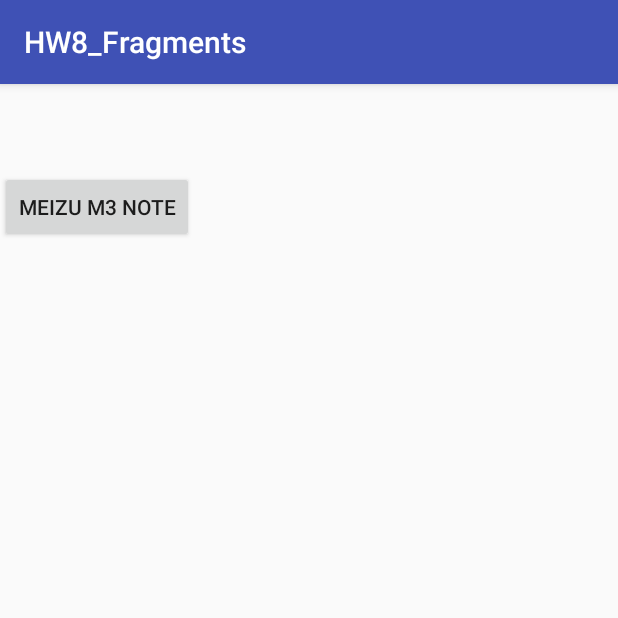
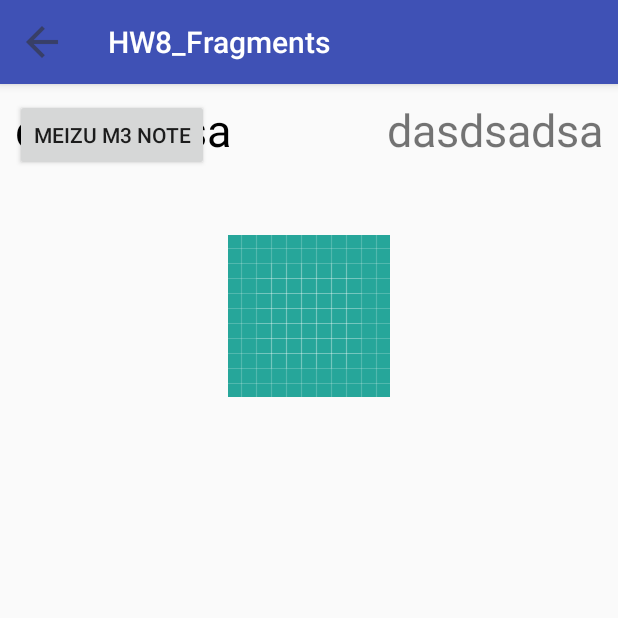
Before and after one commit to Zezus/Android_HW8_Fragments, an Android app: the screen it shows after launch (MainActivity), after a tap on "Meizu m3 Note", on a phone screen of 412 x 824 dp, the top half of it. Run offline under Robolectric (Android 15) with nearby library versions, the phone set to English and light mode, and no system bars.

Commit message:
передается объектс осталось немного доделать

```diff
--- a/app/src/main/java/com/example/hw8_fragments/ListFragment.java
+++ b/app/src/main/java/com/example/hw8_fragments/ListFragment.java
@@ -20,7 +20,6 @@ public class ListFragment extends Fragment {
 
     private RecyclerView itemRecyclerView;
     private ArrayList<Item> items;
-    private  RecyclerView relativeLayout;
 
     public ListFragment() {
         // Required empty public constructor
@@ -32,7 +31,6 @@ public class ListFragment extends Fragment {
                              Bundle savedInstanceState) {
         // Inflate the layout for this fragment
         View view = inflater.inflate(R.layout.fragment_list, container, false);
-        View view2 = inflater.inflate(R.layout.item, container, false);
         itemRecyclerView = view.findViewById(R.id.fl_items_rv);
         itemRecyclerView.setLayoutManager(new LinearLayoutManager(getContext()));
 
@@ -40,12 +38,6 @@ public class ListFragment extends Fragment {
 
         itemRecyclerView.setAdapter(new ItemAdapter(getContext(), items, (MainActivity) getActivity()));
 
-
-        /*relativeLayout = view.findViewById(R.id.fl_items_rv);
-
-        relativeLayout.setOnClickListener(view1 -> {
-            ((Callback) getActivity()).changeFragmentClicked(null);
-        });*/
         return view;
 
     }
--- a/app/src/main/java/com/example/hw8_fragments/MainActivity.java
+++ b/app/src/main/java/com/example/hw8_fragments/MainActivity.java
@@ -4,19 +4,24 @@ import android.annotation.SuppressLint;
 import android.os.Bundle;
 import android.support.v4.app.FragmentManager;
 import android.support.v4.app.FragmentTransaction;
+import android.support.v7.app.ActionBar;
 import android.support.v7.app.AppCompatActivity;
+import android.view.MenuItem;
 import android.view.View;
 import android.widget.RelativeLayout;
 
 public class MainActivity extends AppCompatActivity implements ListFragment.Callback {
 
     private RelativeLayout itemLayout;
+    private ActionBar actionBar;
 
     @SuppressLint("RestrictedApi")
     @Override
     protected void onCreate(Bundle savedInstanceState) {
         super.onCreate(savedInstanceState);
         setContentView(R.layout.activity_main);
+        actionBar = getSupportActionBar();
+        actionBar.setHomeAsUpIndicator(R.drawable.ic_arrow_back);
 
         FragmentManager fragmentManager = getSupportFragmentManager();
         FragmentTransaction fragmentTransaction = fragmentManager
@@ -29,15 +34,6 @@ public class MainActivity extends AppCompatActivity implements ListFragment.Call
 
     }
 
-   /* @Override
-    public void changeFragmentClicked(View view) {
-        FragmentManager fragmentManager = getSupportFragmentManager();
-        FragmentTransaction transaction = fragmentManager.beginTransaction();
-
-        transaction.replace(R.id.container, new ItemFragment());
-        transaction.addToBackStack("list");
-        transaction.commit();
-    }*/
 
     @Override
     public void changeFragmentClicked(View view, Item item) {
@@ -46,11 +42,25 @@ public class MainActivity extends AppCompatActivity implements ListFragment.Call
         ItemFragment itemFragment = new ItemFragment();
         Bundle args = new Bundle();
         args.putParcelable("item", item);
+
         itemFragment.setArguments(args);
 
+        String tag = ItemFragment.class.getSimpleName();
 
-        transaction.replace(R.id.container, itemFragment);
-        transaction.addToBackStack("list");
+        transaction.replace(R.id.container, itemFragment, tag);
+        transaction.addToBackStack(tag);
+        if (actionBar != null) {
+            actionBar.setDisplayHomeAsUpEnabled(true);
+        }
+
         transaction.commit();
     }
+
+    @Override
+    public boolean onOptionsItemSelected(MenuItem item) {
+        if (item.getItemId() == android.R.id.home) {
+            onBackPressed();
+        }
+        return super.onOptionsItemSelected(item);
+    }
 }
--- a/app/src/main/res/layout/fragment_item.xml
+++ b/app/src/main/res/layout/fragment_item.xml
@@ -1,28 +1,64 @@
 <LinearLayout xmlns:android="http://schemas.android.com/apk/res/android"
+    xmlns:app="http://schemas.android.com/apk/res-auto"
+    xmlns:tools="http://schemas.android.com/tools"
     android:layout_width="match_parent"
     android:layout_height="match_parent"
     android:orientation="vertical">
 
 
-    <!-- TODO: Update blank fragment layout -->
+    <RelativeLayout
+        android:id="@+id/fi_item_all_rl"
+        android:layout_width="match_parent"
+        android:layout_height="match_parent"
+        android:orientation="vertical"
+        android:padding="10dp"
+        app:layout_constraintEnd_toEndOf="parent"
+        app:layout_constraintStart_toStartOf="parent"
+        app:layout_constraintTop_toTopOf="parent">
+
         <TextView
             android:id="@+id/fi_name_tv"
             android:layout_width="wrap_content"
-        android:layout_height="wrap_content" />
-
-    <TextView
-        android:id="@+id/fi_title_tv"
-        android:layout_width="wrap_content"
-        android:layout_height="wrap_content" />
+            android:layout_height="wrap_content"
+            android:layout_alignParentLeft="true"
+            android:text="dasdsadsa"
+            android:textColor="@android:color/black"
+            android:textSize="30dp" />
 
         <TextView
             android:id="@+id/fi_coast_tv"
             android:layout_width="wrap_content"
-        android:layout_height="wrap_content" />
+            android:layout_height="wrap_content"
+            android:layout_alignParentRight="true"
+            android:text="dasdsadsa"
+            android:textSize="30dp" />
+
+        <ImageView
+            android:id="@+id/i_image_iv"
+            android:layout_width="wrap_content"
+            android:layout_height="wrap_content"
+            android:layout_below="@+id/fi_name_tv"
+            android:layout_centerHorizontal="true"
+            android:paddingTop="50dp"
+            app:srcCompat="@drawable/ic_launcher_background"
+            tools:ignore="VectorDrawableCompat" />
+
+        <TextView
+            android:id="@+id/fi_title_tv"
+            android:layout_width="match_parent"
+            android:layout_height="match_parent"
+            android:layout_below="@+id/i_image_iv"
+            android:layout_centerHorizontal="true"
+            android:paddingTop="50dp" />
 
         <Button
             android:id="@+id/fi_back_btn"
             android:layout_width="wrap_content"
             android:layout_height="wrap_content" />
+    </RelativeLayout>
+
+
+    <!-- TODO: Update blank fragment layout -->
+
 
 </LinearLayout>
```
Also changed, not shown: app/src/main/java/com/example/hw8_fragments/ItemAdapter.java (+0 -11 lines), app/src/main/res/drawable-hdpi/ic_action_name.png (added), app/src/main/res/drawable-hdpi/ic_arrow_back.png (added), app/src/main/res/drawable-mdpi/ic_action_name.png (added), app/src/main/res/drawable-mdpi/ic_arrow_back.png (added), app/src/main/res/drawable-xhdpi/ic_action_name.png (added), app/src/main/res/drawable-xhdpi/ic_arrow_back.png (added), app/src/main/res/drawable-xxhdpi/ic_action_name.png (added), app/src/main/res/drawable-xxhdpi/ic_arrow_back.png (added). Lines whose indentation alone changed are shown as unchanged.
